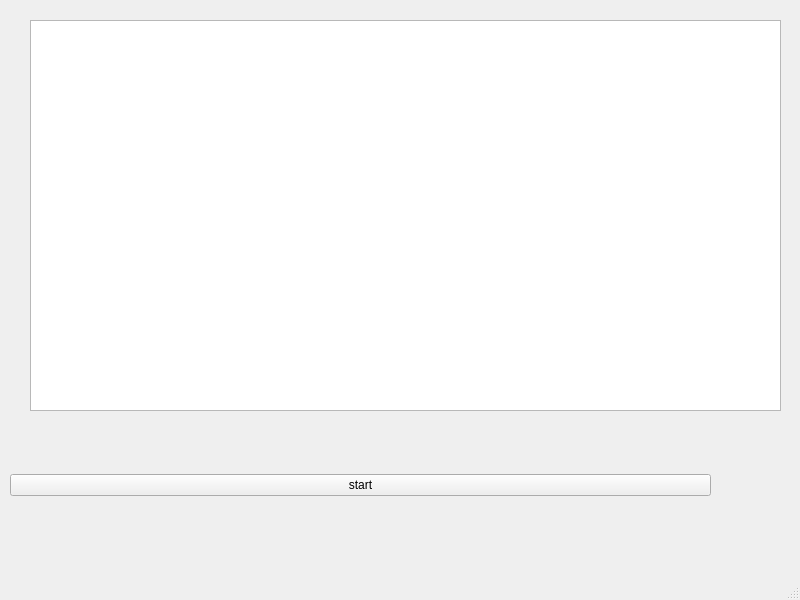
The window that mainwindow.ui (MaripazVertel/MaripazVertelMarquez-Laboratorio5) describes before a commit, drawn with Qt 5.
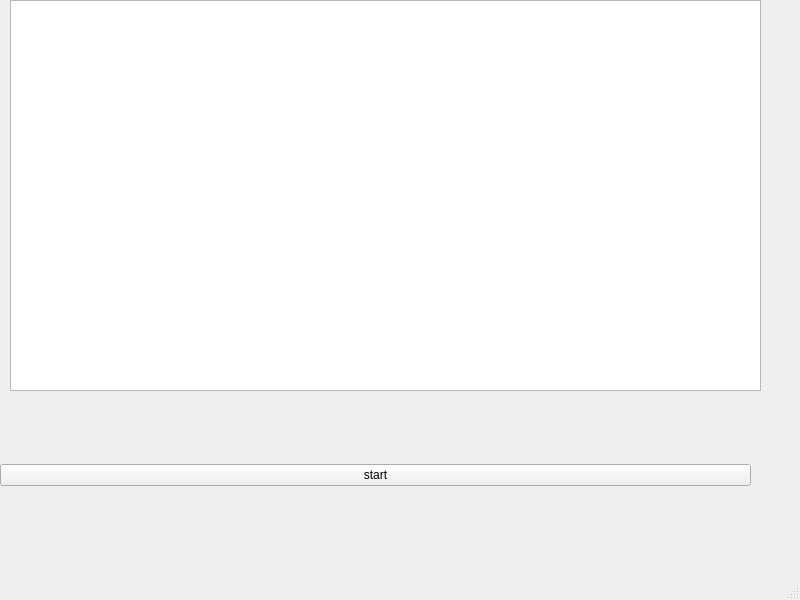
The same window after the commit.

```diff
--- a/mainwindow.ui
+++ b/mainwindow.ui
@@ -17,10 +17,10 @@
    <widget class="QWidget" name="verticalLayoutWidget">
     <property name="geometry">
      <rect>
-      <x>10</x>
-      <y>420</y>
-      <width>701</width>
-      <height>131</height>
+      <x>0</x>
+      <y>400</y>
+      <width>751</width>
+      <height>151</height>
      </rect>
     </property>
     <layout class="QVBoxLayout" name="verticalLayout">
@@ -36,8 +36,8 @@
    <widget class="QGraphicsView" name="graphicsView">
     <property name="geometry">
      <rect>
-      <x>30</x>
-      <y>20</y>
+      <x>10</x>
+      <y>0</y>
       <width>751</width>
       <height>391</height>
      </rect>
```
